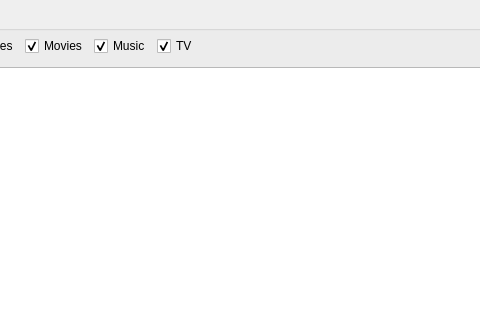
Old version of the form gui/rss.ui in the repository ensisoft/newsflash-plus; both pictures show x 187 to 667 and y 0 to 320 of the 820 by 553 pixel window.
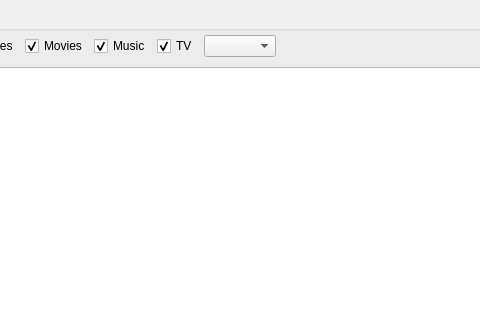
New version of the form. Icons and pictures are not drawn.

Patch:
```diff
--- a/gui/rss.ui
+++ b/gui/rss.ui
@@ -89,6 +89,16 @@
           </property>
          </widget>
         </item>
+        <item>
+         <widget class="QComboBox" name="cmbServerList">
+          <property name="sizePolicy">
+           <sizepolicy hsizetype="Preferred" vsizetype="Fixed">
+            <horstretch>0</horstretch>
+            <verstretch>0</verstretch>
+           </sizepolicy>
+          </property>
+         </widget>
+        </item>
         <item>
          <spacer name="horizontalSpacer">
           <property name="orientation">
```
Left out of the diff: 1 changed line with no effect on the pictures.
